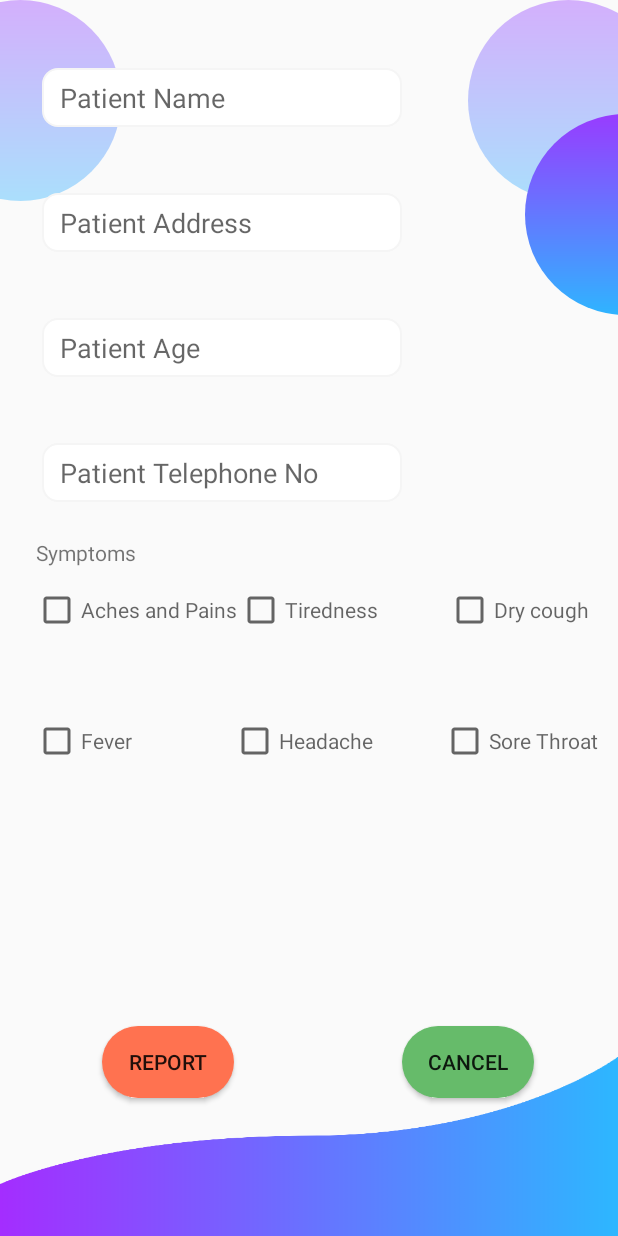
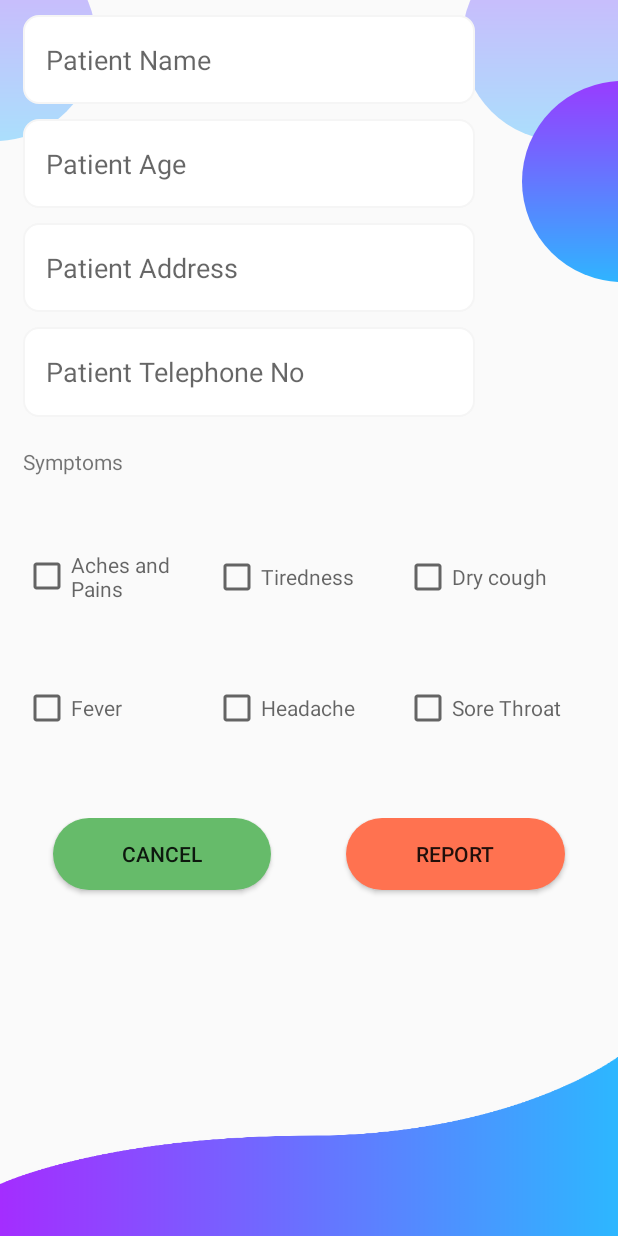
Before and after one commit to UdeeshaBandara/COVID, an Android app: the layout report_patient.xml on its own in the app's theme, with its tools: preview values and no code run, on a phone screen of 412 x 824 dp. Run offline under Robolectric (Android 15) with nearby library versions, the phone set to English and light mode, and no system bars; network calls fail.

Commit message:
Layout adjustment

```diff
--- a/app/src/main/java/com/MAD/healthapp/ChatActivity.java
+++ b/app/src/main/java/com/MAD/healthapp/ChatActivity.java
@@ -117,6 +117,7 @@ public class ChatActivity extends AppCompatActivity {
 
             }
         });
+
         // keep listening to msg seen
         mRootRef.child("Chat").child(mCurrentUserId).addValueEventListener(new ValueEventListener() {
             @Override
@@ -174,14 +175,14 @@ public class ChatActivity extends AppCompatActivity {
     @Override
     protected void onStop() {
         super.onStop();
-        mUserRef.child("online").setValue(ServerValue.TIMESTAMP);
+
     }
 
     @Override
     protected void onStart() {
 
         super.onStart();
-        mUserRef.child("online").setValue("true");
+
 
 
     }
--- a/app/src/main/java/com/MAD/healthapp/FriendsFragment.java
+++ b/app/src/main/java/com/MAD/healthapp/FriendsFragment.java
@@ -23,6 +23,7 @@ import com.google.firebase.database.DataSnapshot;
 import com.google.firebase.database.DatabaseError;
 import com.google.firebase.database.DatabaseReference;
 import com.google.firebase.database.FirebaseDatabase;
+import com.google.firebase.database.ServerValue;
 import com.google.firebase.database.ValueEventListener;
 import com.squareup.picasso.Picasso;
 
@@ -63,8 +64,8 @@ public class FriendsFragment extends Fragment {
     @Override
     public void onStart() {
         super.onStart();
-        mUserRef = FirebaseDatabase.getInstance().getReference().child("Users").child(mAuth.getCurrentUser().getUid());
-        mUserRef.child("online").setValue("true");
+        //mUserRef = FirebaseDatabase.getInstance().getReference().child("Users").child(mAuth.getCurrentUser().getUid());
+
         FirebaseRecyclerAdapter<Friends, FriendsViewHolder> friendsRecyclerViewAdapter = new FirebaseRecyclerAdapter<Friends, FriendsViewHolder>(
                 Friends.class,//model class
                 R.layout.users_single_layout,//interface of each row
@@ -131,6 +132,12 @@ public class FriendsFragment extends Fragment {
         mFriendsList.setAdapter(friendsRecyclerViewAdapter);
     }
 
+    @Override
+    public void onStop() {
+        super.onStop();
+
+    }
+
     public static class FriendsViewHolder extends RecyclerView.ViewHolder {
 
         View mView;
--- a/app/src/main/java/com/MAD/healthapp/NavHospitals.java
+++ b/app/src/main/java/com/MAD/healthapp/NavHospitals.java
@@ -9,7 +9,9 @@ import androidx.fragment.app.FragmentActivity;
 import android.Manifest;
 import android.annotation.SuppressLint;
 import android.app.AlertDialog;
+import android.content.Context;
 import android.content.DialogInterface;
+import android.content.Intent;
 import android.content.IntentSender;
 import android.content.pm.PackageManager;
 import android.graphics.Color;
@@ -23,8 +25,10 @@ import com.android.volley.toolbox.StringRequest;
 import com.android.volley.toolbox.Volley;
 import com.google.android.gms.location.LocationListener;
 
+import android.location.LocationManager;
 import android.os.AsyncTask;
 import android.os.Bundle;
+import android.provider.Settings;
 import android.util.Log;
 import android.view.View;
 import android.widget.AdapterView;
@@ -83,7 +87,13 @@ public class NavHospitals extends FragmentActivity implements OnMapReadyCallback
     protected void onCreate(Bundle savedInstanceState) {
         super.onCreate(savedInstanceState);
         setContentView(R.layout.activity_nav_hospitals);
-        // Obtain the SupportMapFragment and get notified when the map is ready to be used.
+        LocationManager lmTest=(LocationManager) getSystemService(Context.LOCATION_SERVICE);
+        if( !lmTest.isProviderEnabled(LocationManager.GPS_PROVIDER))
+        {
+            Intent settings=new Intent(Settings.ACTION_LOCATION_SOURCE_SETTINGS);
+            startActivity(settings);
+
+        }// Obtain the SupportMapFragment and get notified when the map is ready to be used.
         mapFragment = (SupportMapFragment) getSupportFragmentManager()
                 .findFragmentById(R.id.map);
         mapFragment.getMapAsync(this);
--- a/app/src/main/java/com/MAD/healthapp/ReportFragment.java
+++ b/app/src/main/java/com/MAD/healthapp/ReportFragment.java
@@ -8,6 +8,7 @@ import android.view.View;
 import android.view.ViewGroup;
 import android.widget.Button;
 import android.widget.CheckBox;
+import android.widget.RelativeLayout;
 import android.widget.TextView;
 import android.widget.Toast;
 
@@ -35,7 +36,7 @@ public class ReportFragment extends Fragment {
     @Override
     public View onCreateView(@NonNull LayoutInflater inflater, @Nullable ViewGroup container, @Nullable Bundle savedInstanceState) {
         View v = inflater.inflate(R.layout.report_patient, container, false);
-        ConstraintLayout relativeLayout = v.findViewById(R.id.layout1);
+
 
         txt_add = v.findViewById(R.id.txt_add);
         txt_age = v.findViewById(R.id.txt_age);
--- a/app/src/main/res/layout/report_patient.xml
+++ b/app/src/main/res/layout/report_patient.xml
@@ -1,240 +1,205 @@
 <?xml version="1.0" encoding="utf-8"?>
-<androidx.constraintlayout.widget.ConstraintLayout xmlns:android="http://schemas.android.com/apk/res/android"
-    xmlns:app="http://schemas.android.com/apk/res-auto"
-    xmlns:tools="http://schemas.android.com/tools"
-    android:focusable="true"
-    android:focusableInTouchMode="true"
+<RelativeLayout xmlns:android="http://schemas.android.com/apk/res/android"
     android:id="@+id/layout1"
     android:layout_width="match_parent"
-
-    android:layout_height="match_parent">
+    android:layout_height="match_parent"
+    android:focusable="true"
+    android:focusableInTouchMode="true">
 
     <androidx.appcompat.widget.AppCompatImageView
         android:layout_width="134dp"
         android:layout_height="134dp"
-
-        android:layout_marginStart="312dp"
-
-        android:layout_marginLeft="312dp"
-        android:src="@drawable/circletransparant"
-        app:layout_constraintStart_toStartOf="parent"
-        app:layout_constraintTop_toTopOf="parent" />
+        android:layout_marginLeft="-70dp"
+        android:layout_marginTop="-40dp"
+        android:src="@drawable/circletransparant" />
 
     <androidx.appcompat.widget.AppCompatImageView
         android:id="@+id/appCompatImageView"
         android:layout_width="134dp"
-
+        android:layout_marginTop="-40dp"
         android:layout_height="134dp"
-        android:layout_marginEnd="332dp"
-        android:layout_marginRight="332dp"
-        android:src="@drawable/circletransparant"
-        app:layout_constraintEnd_toEndOf="parent"
-        tools:ignore="MissingConstraints"
-        tools:layout_editor_absoluteY="-23dp" />
+        android:layout_alignParentRight="true"
+        android:layout_marginRight="-30dp"
+        android:src="@drawable/circletransparant" />
 
     <androidx.appcompat.widget.AppCompatImageView
+        android:id="@+id/belw"
         android:layout_width="134dp"
         android:layout_height="134dp"
+        android:layout_marginRight="-70dp"
+        android:layout_marginTop="-40dp"
+        android:layout_below="@id/appCompatImageView"
+        android:layout_alignParentRight="true"
 
-        android:layout_marginStart="350dp"
-        android:layout_marginLeft="350dp"
-        android:layout_marginTop="76dp"
-        android:src="@drawable/circle"
-        app:layout_constraintStart_toStartOf="parent"
-        app:layout_constraintTop_toTopOf="parent" />
+        android:src="@drawable/circle" />
+
+        <LinearLayout
+            android:id="@+id/lyr_main"
+            android:layout_width="match_parent"
+            android:layout_height="match_parent"
+            android:layout_below="@+id/bgHeader"
+            android:layout_alignParentTop="true"
+            android:layout_marginHorizontal="15dp"
+            android:orientation="vertical">
+
+            <LinearLayout
+                android:layout_width="match_parent"
+                android:layout_height="0dp"
+                android:layout_marginRight="80dp"
+                android:layout_weight="4"
+                android:orientation="vertical">
+
+                <EditText
+                    android:id="@+id/txt_name"
+                    android:layout_width="match_parent"
+                    android:layout_height="0dp"
+                    android:layout_marginTop="10dp"
+                    android:layout_weight=".6"
+                    android:background="@drawable/custom_input"
+                    android:hint="Patient Name"
+                    android:paddingLeft="15dp" />
+
+                <EditText
+                    android:id="@+id/txt_age"
+                    android:layout_width="match_parent"
+                    android:layout_height="0dp"
+                    android:layout_marginTop="10dp"
+                    android:layout_weight=".6"
+                    android:background="@drawable/custom_input"
+                    android:hint="Patient Age"
+                    android:inputType="number"
+                    android:paddingLeft="15dp" />
+
+                <EditText
+                    android:id="@+id/txt_add"
+                    android:layout_width="match_parent"
+                    android:layout_height="0dp"
+                    android:layout_marginTop="10dp"
+                    android:layout_weight=".6"
+                    android:background="@drawable/custom_input"
+                    android:hint="Patient Address"
+                    android:inputType="textPersonName"
+                    android:paddingLeft="15dp" />
+
+                <EditText
+                    android:id="@+id/txt_tel"
+                    android:layout_width="match_parent"
+                    android:layout_height="0dp"
+                    android:layout_marginTop="10dp"
+                    android:layout_weight=".6"
+                    android:background="@drawable/custom_input"
+                    android:hint="Patient Telephone No"
+                    android:inputType="number"
+                    android:maxLength="10"
+                    android:paddingLeft="15dp" />
+            </LinearLayout>
 
             <TextView
                 android:id="@+id/textView6"
                 android:layout_width="wrap_content"
-        android:layout_height="wrap_content"
-        android:layout_marginStart="24dp"
-        android:layout_marginLeft="24dp"
-        android:layout_marginTop="24dp"
+                android:layout_height="0dp"
+                android:layout_marginTop="20dp"
+                android:layout_weight=".7"
                 android:text="@string/symptoms"
-        android:textSize="14sp"
-        app:layout_constraintStart_toStartOf="parent"
-        app:layout_constraintTop_toBottomOf="@+id/txt_tel" />
+                android:textSize="14sp" />
 
 
-    <androidx.appcompat.widget.LinearLayoutCompat
-        android:id="@+id/linearLayoutCompat2"
-        android:layout_width="414dp"
-        android:layout_height="wrap_content"
-
-
-        android:layout_marginTop="56dp"
-        android:orientation="horizontal"
-        app:layout_constraintStart_toStartOf="parent"
-        app:layout_constraintTop_toBottomOf="@+id/txt_tel">
+            <LinearLayout
+                android:layout_width="match_parent"
+                android:layout_height="0dp"
+                android:layout_marginTop="20dp"
+                android:layout_weight="1">
 
                 <CheckBox
                     android:id="@+id/chk_aches"
-            android:layout_width="wrap_content"
+                    android:layout_width="0dp"
                     android:layout_height="wrap_content"
-            android:layout_marginLeft="22dp"
+                    android:layout_weight="1"
                     android:hint="@string/achesAndPains"
                     android:textSize="14sp" />
 
                 <CheckBox
                     android:id="@+id/chk_tiredness"
-            android:layout_width="wrap_content"
-            android:layout_height="32dp"
-
-
+                    android:layout_width="0dp"
+                    android:layout_height="wrap_content"
+                    android:layout_weight="1"
                     android:hint="@string/tiredness"
                     android:textSize="14sp" />
 
                 <CheckBox
                     android:id="@+id/chk_cough"
-            android:layout_width="wrap_content"
+                    android:layout_width="0dp"
                     android:layout_height="wrap_content"
-            android:layout_marginLeft="45dp"
+                    android:layout_weight="1"
                     android:hint="@string/cough"
                     android:textSize="14sp" />
-    </androidx.appcompat.widget.LinearLayoutCompat>
+            </LinearLayout>
 
             <LinearLayout
                 android:id="@+id/linearLayout"
-        android:layout_width="412dp"
-        android:layout_height="wrap_content"
-        android:layout_marginBottom="56dp"
-        android:orientation="horizontal"
-        app:layout_constraintBottom_toBottomOf="parent"
-        app:layout_constraintStart_toStartOf="parent"
-        app:layout_constraintTop_toBottomOf="@+id/linearLayoutCompat2"
-        app:layout_constraintVertical_bias="0.177">
+                android:layout_width="match_parent"
+                android:layout_height="0dp"
+                android:layout_marginTop="20dp"
+                android:layout_weight="1">
 
 
                 <CheckBox
                     android:id="@+id/chk_fever"
-            android:layout_width="wrap_content"
+                    android:layout_width="0dp"
                     android:layout_height="wrap_content"
-
-            android:layout_marginLeft="22dp"
-
+                    android:layout_weight="1"
                     android:hint="@string/fever"
                     android:textSize="14sp" />
 
                 <CheckBox
                     android:id="@+id/chk_headache"
-            android:layout_width="wrap_content"
+                    android:layout_width="0dp"
                     android:layout_height="wrap_content"
-
-            android:layout_marginLeft="66dp"
+                    android:layout_weight="1"
                     android:hint="@string/headache"
                     android:textSize="14sp" />
 
                 <CheckBox
                     android:id="@+id/chk_soreThroat"
-            android:layout_width="wrap_content"
+                    android:layout_width="0dp"
                     android:layout_height="wrap_content"
-            android:layout_marginLeft="45dp"
+                    android:layout_weight="1"
                     android:hint="@string/soreThroat"
                     android:textSize="14sp" />
             </LinearLayout>
 
-    <EditText
-        android:id="@+id/txt_age"
-        android:layout_width="240dp"
-        android:layout_height="39dp"
-        android:layout_marginStart="27dp"
-        android:layout_marginLeft="27dp"
-        android:layout_marginTop="44dp"
-        android:layout_marginEnd="144dp"
-        android:layout_marginRight="144dp"
-        android:background="@drawable/custom_input"
-        android:ems="10"
-        android:focusable="true"
-        android:hint="Patient Age"
-        android:inputType="number"
-        android:paddingStart="12dp"
-        android:paddingEnd="12dp"
-        app:layout_constraintEnd_toEndOf="parent"
-        app:layout_constraintStart_toStartOf="parent"
-        app:layout_constraintTop_toBottomOf="@+id/txt_add" />
 
-    <EditText
-        android:id="@+id/txt_name"
-        android:layout_width="240dp"
-        android:layout_height="39dp"
-        android:layout_marginStart="27dp"
-        android:layout_marginLeft="27dp"
-        android:layout_marginTop="45dp"
-        android:layout_marginEnd="144dp"
-        android:layout_marginRight="144dp"
-        android:background="@drawable/custom_input"
-        android:ems="10"
-
-        android:hint="Patient Name"
-        android:inputType="textPersonName"
-        android:paddingStart="12dp"
-        android:paddingEnd="12dp"
-        app:layout_constraintEnd_toEndOf="parent"
-        app:layout_constraintStart_toStartOf="parent"
-        app:layout_constraintTop_toTopOf="parent" />
-
-    <EditText
-        android:id="@+id/txt_add"
-        android:layout_width="240dp"
-        android:layout_height="39dp"
-        android:layout_marginStart="27dp"
-        android:layout_marginLeft="27dp"
-        android:layout_marginTop="44dp"
-        android:layout_marginEnd="144dp"
-        android:layout_marginRight="144dp"
-        android:paddingStart="12dp"
-        android:paddingEnd="12dp"
-        android:ems="10"
-        android:background="@drawable/custom_input"
-        android:hint="Patient Address"
-        android:inputType="textPersonName"
-        app:layout_constraintEnd_toEndOf="parent"
-        app:layout_constraintStart_toStartOf="parent"
-        app:layout_constraintTop_toBottomOf="@+id/txt_name" />
-
-    <EditText
-        android:id="@+id/txt_tel"
-        android:layout_width="240dp"
-        android:layout_height="39dp"
-        android:layout_marginStart="27dp"
-        android:layout_marginLeft="27dp"
-        android:layout_marginTop="44dp"
-        android:layout_marginEnd="144dp"
-        android:layout_marginRight="144dp"
-        android:background="@drawable/custom_input"
-        android:ems="10"
-        android:hint="Patient Telephone No"
-        android:inputType="number"
-        android:maxLength="10"
-        android:paddingStart="12dp"
-        android:paddingEnd="12dp"
-        app:layout_constraintEnd_toEndOf="parent"
-        app:layout_constraintStart_toStartOf="parent"
-        app:layout_constraintTop_toBottomOf="@+id/txt_age" />
-
-    <Button
-        android:id="@+id/btn_report"
-        android:layout_width="wrap_content"
+            <LinearLayout
+                android:layout_width="match_parent"
                 android:layout_height="0dp"
-        android:layout_marginStart="68dp"
-        android:layout_marginLeft="68dp"
-        android:layout_marginBottom="92dp"
-        android:background="@drawable/background"
-        android:text="@string/report"
-        app:layout_constraintBottom_toBottomOf="parent"
-        app:layout_constraintStart_toStartOf="parent" />
+                android:layout_marginTop="20dp"
+                android:layout_weight="4">
 
                 <Button
                     android:id="@+id/btn_cancel"
-        android:layout_width="wrap_content"
+                    android:layout_width="0dp"
                     android:layout_height="wrap_content"
-        android:layout_marginStart="112dp"
-        android:layout_marginLeft="112dp"
-        android:layout_marginBottom="92dp"
+                    android:layout_marginLeft="20dp"
+
+                    android:layout_weight="1"
                     android:background="@drawable/background_ok"
-        android:text="@string/cancel"
-        app:layout_constraintBottom_toBottomOf="parent"
-        app:layout_constraintStart_toEndOf="@+id/btn_report" />
+                    android:text="@string/cancel" />
+
+                <Button
+
+                    android:id="@+id/btn_report"
+                    android:layout_width="0dp"
+                    android:layout_height="wrap_content"
+                    android:layout_marginLeft="50dp"
+                    android:layout_marginRight="20dp"
+                    android:layout_weight="1"
+                    android:background="@drawable/background"
+                    android:text="@string/report" />
+
+
+            </LinearLayout>
+
+        </LinearLayout>
 
     <androidx.appcompat.widget.AppCompatImageView
         android:id="@+id/bgHeader"
@@ -242,9 +207,7 @@
         android:layout_height="120dp"
         android:layout_alignParentBottom="true"
         android:background="@drawable/header_login"
-        android:elevation="5dp"
         android:rotation="180"
-        app:layout_constraintBottom_toBottomOf="parent"
-        tools:layout_editor_absoluteX="36dp" />
 
-</androidx.constraintlayout.widget.ConstraintLayout>
+        />
+</RelativeLayout>
```
Lines whose indentation alone changed are shown as unchanged.
